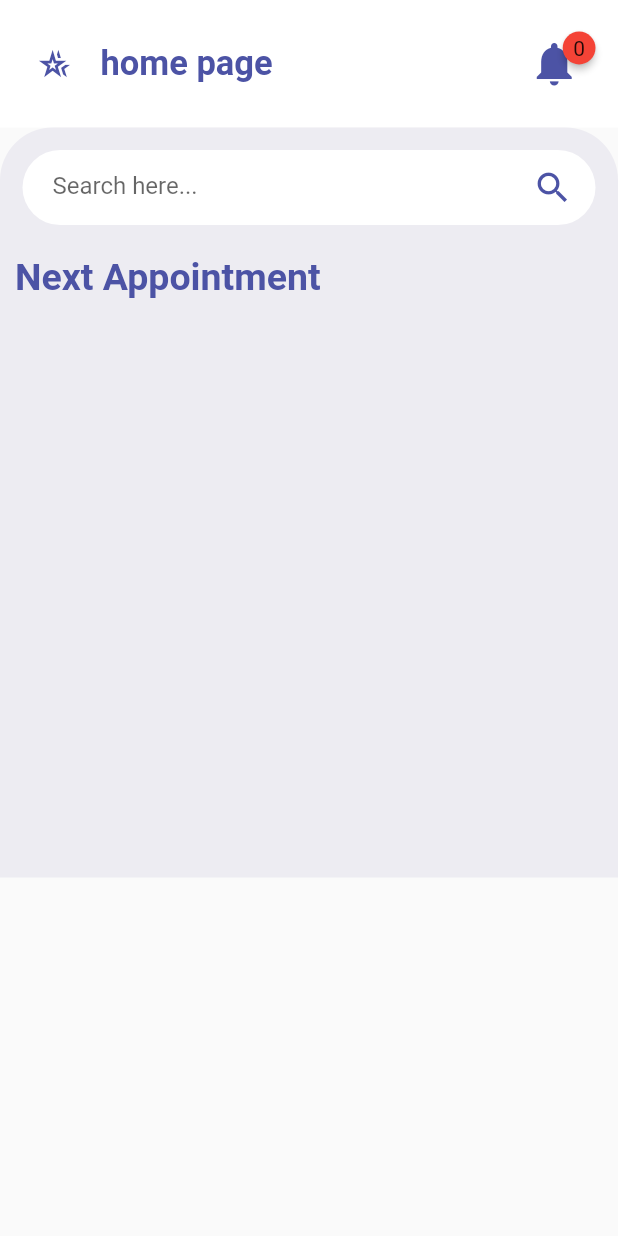
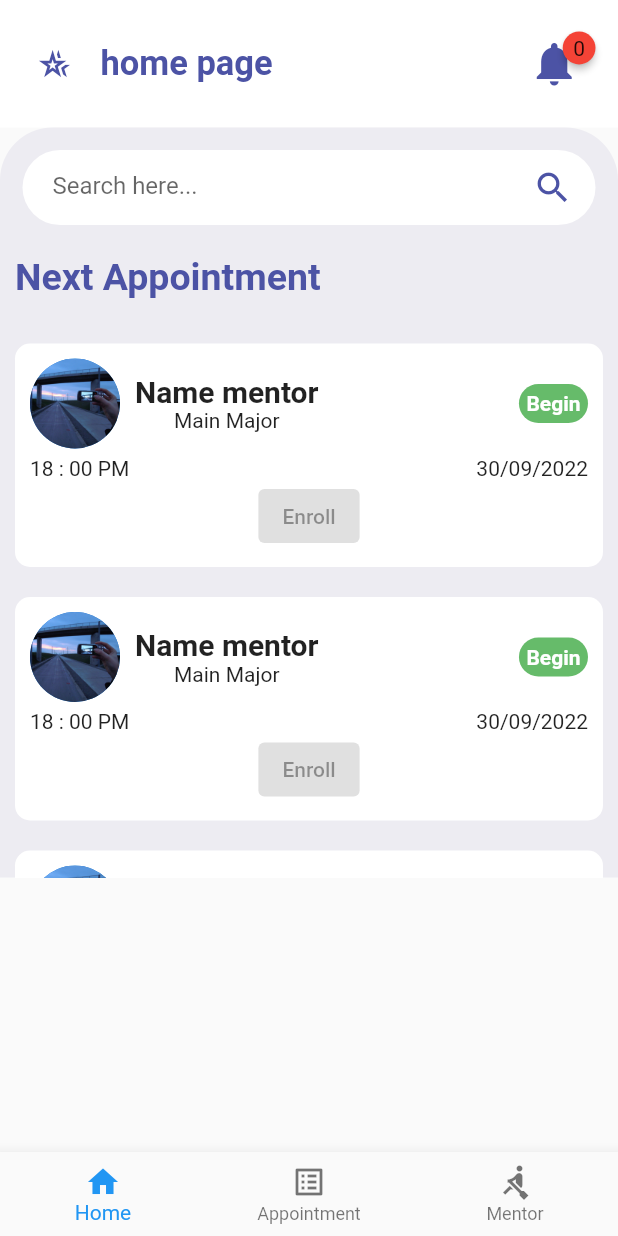
Before and after one commit to t31v12d98/QBox, a Flutter app: the Home screen opened directly, on a phone screen of 412 x 824 dp. Run offline on Flutter 3.47's test engine with Material 2 defaults, Android fonts, the phone set to English and light mode, and no system bars; drawn by our look-alikes of badges; missing offline and left inert: dart:ffi.

Commit message:
Appointment Widget + Bottom Bar

```diff
--- a/qbox/lib/main.dart
+++ b/qbox/lib/main.dart
@@ -11,6 +11,6 @@ void main() {
 class MyApp extends StatelessWidget {
   @override
   Widget build(BuildContext context) {
-    return MaterialApp(home: TestingAPI());
+    return MaterialApp(home: Home());
   }
 }
--- a/qbox/lib/resource/home.dart
+++ b/qbox/lib/resource/home.dart
@@ -1,4 +1,5 @@
 import 'package:flutter/material.dart';
+import 'package:qbox/resource/widgets/AppointmentWidget.dart';
 import 'package:qbox/resource/widgets/myAppBar.dart';
 
 class Home extends StatefulWidget {
@@ -10,6 +11,8 @@ class Home extends StatefulWidget {
 }
 
 class _Home extends State<Home> {
+  int _currentIndex = 0;
+
   @override
   Widget build(BuildContext context) {
     // TODO: implement build
@@ -25,6 +28,7 @@ class _Home extends State<Home> {
                   topLeft: Radius.circular(35),
                   topRight: Radius.circular(35),
                 )),
+            child: SingleChildScrollView(
               child: Column(
                 children: [
                   Container(
@@ -73,10 +77,32 @@ class _Home extends State<Home> {
                   ),
 
                   // Appointment list
+                  AppointmentWidgets(),
                 ],
               ),
+            )),
+      ]),
+      // Bootom bar
+      bottomNavigationBar: BottomNavigationBar(
+        items: [
+          BottomNavigationBarItem(
+              icon: Icon(Icons.home),
+              label: 'Home',
+              backgroundColor: Color(0xFF4C53A5)),
+          BottomNavigationBarItem(
+              icon: Icon(Icons.list_alt),
+              label: 'Appointment',
+              backgroundColor: Color(0xFF4C53A5)),
+          BottomNavigationBarItem(
+              icon: Icon(Icons.rowing_outlined),
+              label: 'Mentor',
+              backgroundColor: Color(0xFF4C53A5)),
+        ],
+        currentIndex: _currentIndex,
+        onTap: (index) => setState(() {
+          _currentIndex = index;
+        }),
       ),
-      ]),
     );
   }
 }
--- /dev/null
+++ b/qbox/lib/resource/widgets/AppointmentWidget.dart
@@ -0,0 +1,86 @@
+import 'dart:ffi';
+
+import 'package:flutter/material.dart';
+
+class AppointmentWidgets extends StatefulWidget {
+  @override
+  State<StatefulWidget> createState() {
+    // TODO: implement createState
+    return _AppointmentWidgets();
+  }
+}
+
+class _AppointmentWidgets extends State<AppointmentWidgets> {
+  @override
+  Widget build(BuildContext context) {
+    return Column(children: [
+      for (int i = 1; i < 5; i++)
+        Container(
+          margin: EdgeInsets.symmetric(horizontal: 10, vertical: 10),
+          padding: EdgeInsets.symmetric(vertical: 10, horizontal: 10),
+          width: double.infinity,
+          decoration: BoxDecoration(
+              color: Colors.white, borderRadius: BorderRadius.circular(10)),
+          child: Column(
+            children: [
+              Row(
+                mainAxisAlignment: MainAxisAlignment.spaceBetween,
+                children: [
+                  Row(
+                    children: [
+                      InkWell(
+                          onTap: null,
+                          child: CircleAvatar(
+                            backgroundImage: AssetImage('images/1.png'),
+                            minRadius: 30,
+                          )),
+                      Padding(
+                        padding: const EdgeInsets.all(10),
+                        child: Column(
+                          children: [
+                            Text(
+                              "Name mentor",
+                              style: TextStyle(
+                                  fontSize: 20, fontWeight: FontWeight.bold),
+                            ),
+                            Text("Main Major")
+                          ],
+                        ),
+                      )
+                    ],
+                  ),
+                  Container(
+                    padding: EdgeInsets.all(5),
+                    decoration: BoxDecoration(
+                      color: Colors.green[400],
+                      borderRadius: BorderRadius.circular(20),
+                    ),
+                    child: Text(
+                      "Begin",
+                      style: TextStyle(
+                          fontSize: 14,
+                          color: Colors.white,
+                          fontWeight: FontWeight.bold),
+                    ),
+                  ),
+                ],
+              ),
+              Padding(
+                padding: EdgeInsets.only(top: 5),
+                child: Row(
+                  mainAxisAlignment: MainAxisAlignment.spaceBetween,
+                  children: [Text("18 : 00 PM"), Text("30/09/2022")],
+                ),
+              ),
+              Row(
+                mainAxisAlignment: MainAxisAlignment.center,
+                children: [
+                  ElevatedButton(onPressed: null, child: Text("Enroll"))
+                ],
+              )
+            ],
+          ),
+        ),
+    ]);
+  }
+}
--- a/qbox/pubspec.yaml
+++ b/qbox/pubspec.yaml
@@ -62,8 +62,8 @@ flutter:
   uses-material-design: true
 
   # To add assets to your application, add an assets section, like this:
-  # assets:
-  #   - images/a_dot_burr.jpeg
+  assets:
+    - images/
   #   - images/a_dot_ham.jpeg
 
   # An image asset can refer to one or more resolution-specific "variants", see
```
Lines whose indentation alone changed are shown as unchanged.
